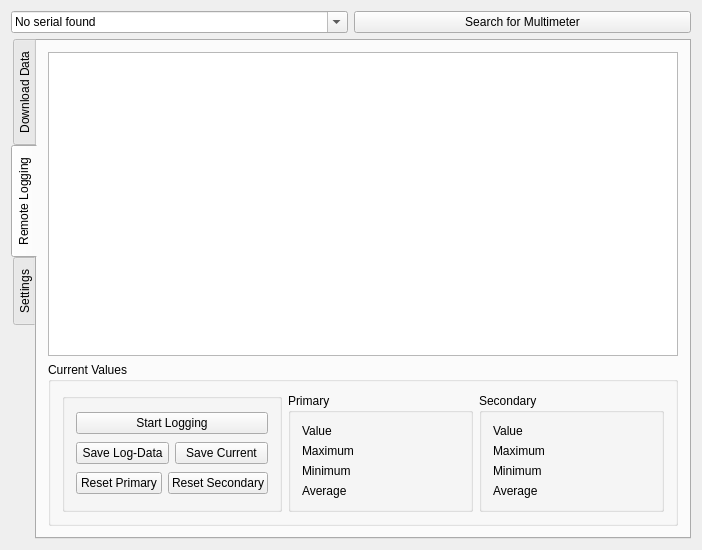
Before: the Qt Designer form yellowdolphindownloader.ui in C-X1/YellowDolphin, drawn with Qt 5.
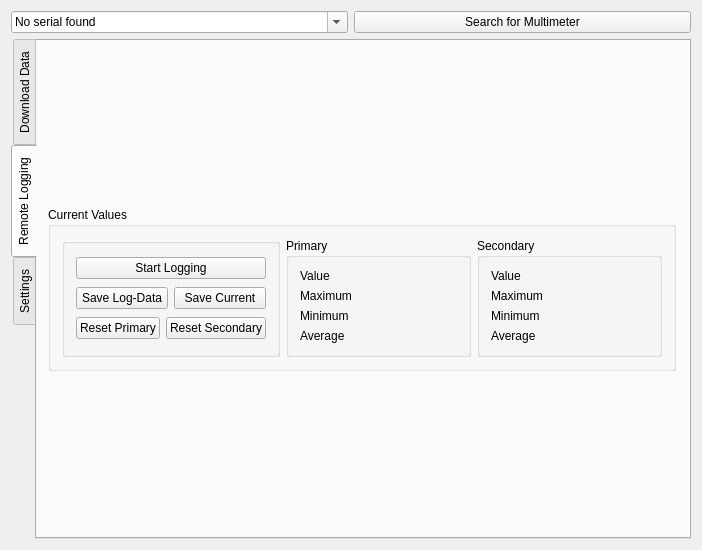
After: the same form once the commit is applied.

What changed in the file:
```diff
--- a/yellowdolphindownloader.ui
+++ b/yellowdolphindownloader.ui
@@ -188,14 +188,12 @@
       </attribute>
       <layout class="QVBoxLayout" name="verticalLayout_7">
        <item>
-        <widget class="QGraphicsView" name="graphicsView"/>
+        <layout class="QVBoxLayout" name="verticalLayout_VP"/>
        </item>
-       <item>
-        <layout class="QHBoxLayout" name="horizontalLayout_7">
          <item>
           <widget class="QGroupBox" name="groupBox">
            <property name="sizePolicy">
-            <sizepolicy hsizetype="Preferred" vsizetype="Preferred">
+          <sizepolicy hsizetype="Fixed" vsizetype="Fixed">
              <horstretch>0</horstretch>
              <verstretch>0</verstretch>
             </sizepolicy>
@@ -714,8 +712,6 @@
           </widget>
          </item>
         </layout>
-       </item>
-      </layout>
      </widget>
      <widget class="QWidget" name="tab_settings">
       <attribute name="title">
```
Left out of the diff: 1 changed line with no effect on the pictures. Lines whose indentation alone changed are shown as unchanged.
